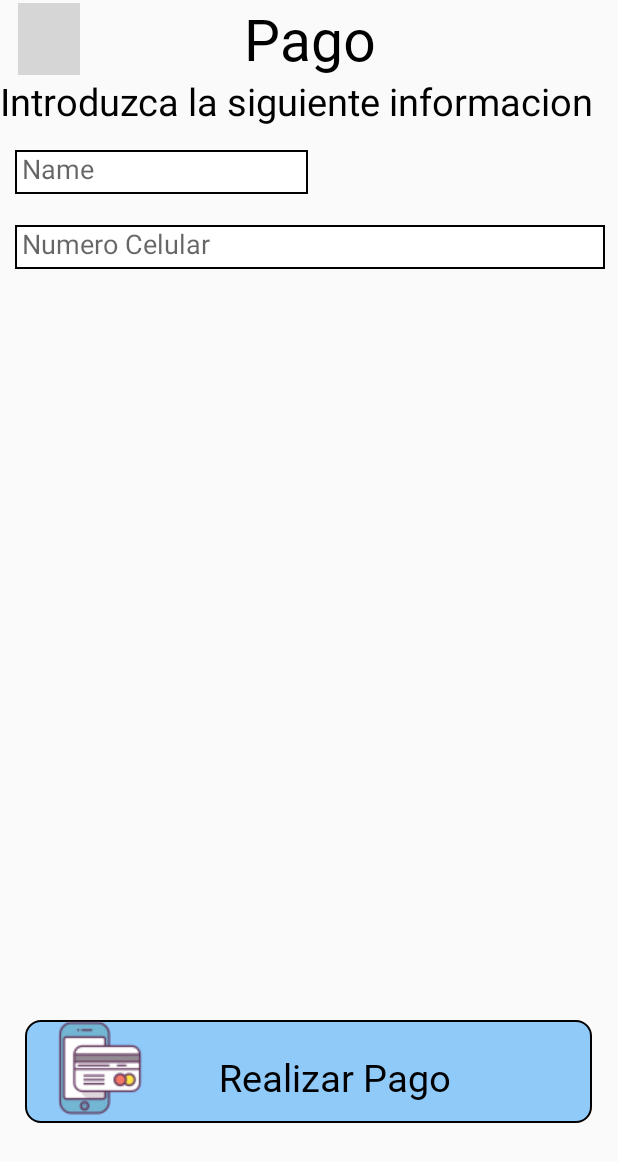
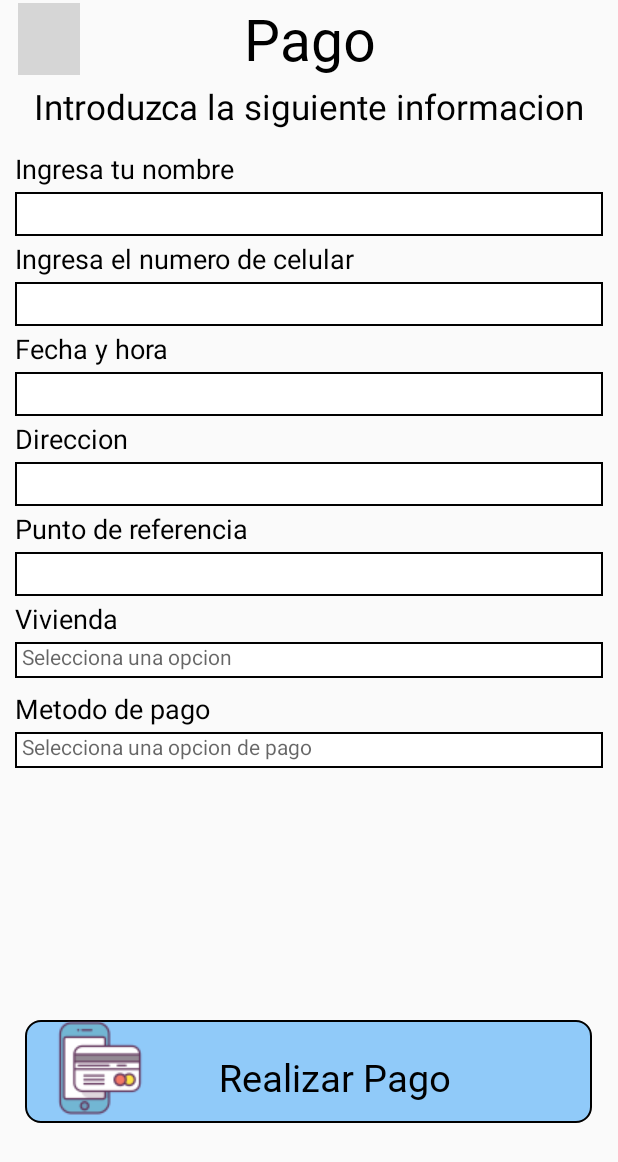
Before and after one commit to Brayanpv28/appFastFoodF, an Android app built with Jetpack Compose: the PagoInterfaz screen opened directly, with no data from a screen before it, on a phone screen of 412 x 824 dp. Shown: the top 1162 px of the screen. Run offline under Robolectric (Android 15) with nearby library versions, the phone set to English and light mode, and no system bars; grey boxes are pictures that could not be loaded.

```diff
--- a/app/src/main/res/layout/payment.xml
+++ b/app/src/main/res/layout/payment.xml
@@ -10,7 +10,7 @@
         android:layout_height="602dp"
         android:layout_alignParentBottom="true"
         android:layout_marginTop="40dp"
-        android:layout_marginBottom="17dp">
+        android:layout_marginBottom="20dp">
 
     </View>
 
@@ -38,32 +38,157 @@
     <TextView
         android:layout_width="match_parent"
         android:layout_height="wrap_content"
-        android:layout_marginTop="50dp"
+        android:layout_marginTop="55dp"
         android:text="Introduzca la siguiente informacion"
+
         android:textColor="@color/black"
-        android:textSize="25dp"/>
+        android:textAlignment="center"
+        android:textSize="23dp"/>
+
+    <TextView
+    android:layout_width="390dp"
+    android:layout_height="wrap_content"
+    android:layout_marginTop="100dp"
+    android:text="Ingresa tu nombre"
+    android:textColor="@color/black"
+    android:textAlignment="textStart"
+    android:layout_marginStart="10dp"
+    android:textSize="18dp"/>
 
     <EditText
         android:id="@+id/txtNombre"
-        android:layout_width="195dp"
+        android:layout_width="match_parent"
         android:layout_height="wrap_content"
-        android:layout_marginTop="100dp"
+        android:layout_marginTop="128dp"
         android:layout_marginStart="10dp"
+        android:layout_marginEnd="10dp"
         android:background="@drawable/bordespago"
         android:ems="10"
-        android:inputType="text"
-        android:hint="Name" />
+        android:inputType="text"/>
+
+    <TextView
+        android:layout_width="390dp"
+        android:layout_height="wrap_content"
+        android:layout_marginTop="160dp"
+        android:text="Ingresa el numero de celular"
+        android:textColor="@color/black"
+        android:textAlignment="textStart"
+        android:layout_marginStart="10dp"
+        android:textSize="18dp"/>
 
     <EditText
         android:id="@+id/txtPhone"
-        android:layout_width="393dp"
+        android:layout_width="match_parent"
         android:layout_height="wrap_content"
-        android:layout_marginTop="150dp"
+        android:layout_marginTop="188dp"
         android:layout_marginStart="10dp"
+        android:layout_marginEnd="10dp"
         android:ems="10"
         android:background="@drawable/bordespago"
-        android:inputType="phone"
-        android:hint="Numero Celular"/>
+        android:inputType="phone" />
+
+    <TextView
+        android:layout_width="390dp"
+        android:layout_height="wrap_content"
+        android:layout_marginTop="220dp"
+        android:text="Fecha y hora"
+        android:textColor="@color/black"
+        android:textAlignment="textStart"
+        android:layout_marginStart="10dp"
+        android:textSize="18dp"/>
+
+    <EditText
+        android:id="@+id/FechayHora"
+        android:layout_width="match_parent"
+        android:layout_height="wrap_content"
+        android:layout_marginTop="248dp"
+        android:layout_marginStart="10dp"
+        android:layout_marginEnd="10dp"
+        android:ems="10"
+        android:background="@drawable/bordespago"
+        android:inputType="datetime"/>
+
+    <TextView
+        android:layout_width="390dp"
+        android:layout_height="wrap_content"
+        android:layout_marginTop="280dp"
+        android:text="Direccion"
+        android:textColor="@color/black"
+        android:textAlignment="textStart"
+        android:layout_marginStart="10dp"
+        android:textSize="18dp"/>
+
+    <EditText
+        android:id="@+id/txtDireccion"
+        android:layout_width="match_parent"
+        android:layout_height="wrap_content"
+        android:layout_marginTop="308dp"
+        android:layout_marginStart="10dp"
+        android:layout_marginEnd="10dp"
+        android:ems="10"
+        android:background="@drawable/bordespago"
+        android:inputType="textPostalAddress"/>
+
+    <TextView
+        android:layout_width="390dp"
+        android:layout_height="wrap_content"
+        android:layout_marginTop="340dp"
+        android:text="Punto de referencia"
+        android:textColor="@color/black"
+        android:textAlignment="textStart"
+        android:layout_marginStart="10dp"
+        android:textSize="18dp"/>
+
+    <EditText
+        android:id="@+id/txtReferencia"
+        android:layout_width="match_parent"
+        android:layout_height="wrap_content"
+        android:layout_marginTop="368dp"
+        android:layout_marginStart="10dp"
+        android:layout_marginEnd="10dp"
+        android:ems="10"
+        android:background="@drawable/bordespago"
+        android:inputType="text"/>
+
+    <TextView
+        android:layout_width="390dp"
+        android:layout_height="wrap_content"
+        android:layout_marginTop="400dp"
+        android:text="Vivienda"
+        android:textColor="@color/black"
+        android:textAlignment="textStart"
+        android:layout_marginStart="10dp"
+        android:textSize="18dp"/>
+
+    <TextView
+        android:layout_width="match_parent"
+        android:layout_height="wrap_content"
+        android:layout_marginTop="428dp"
+        android:layout_marginStart="10dp"
+        android:layout_marginEnd="10dp"
+        android:background="@drawable/bordespago"
+        android:entries="@array/opciones"
+        android:hint="Selecciona una opcion"/>
+
+    <TextView
+        android:layout_width="390dp"
+        android:layout_height="wrap_content"
+        android:layout_marginTop="460dp"
+        android:text="Metodo de pago"
+        android:textColor="@color/black"
+        android:textAlignment="textStart"
+        android:layout_marginStart="10dp"
+        android:textSize="18dp"/>
+
+    <TextView
+        android:layout_width="match_parent"
+        android:layout_height="wrap_content"
+        android:layout_marginTop="488dp"
+        android:layout_marginStart="10dp"
+        android:layout_marginEnd="10dp"
+        android:background="@drawable/bordespago"
+        android:entries="@array/pago"
+        android:hint="Selecciona una opcion de pago"/>
 
     <ImageButton
         android:id="@+id/pagoyButton"
--- /dev/null
+++ b/app/src/main/res/values/dimens.xml
@@ -0,0 +1,10 @@
+<?xml version="1.0" encoding="utf-8"?>
+<resources>
+    <!-- Dimensiones para teléfonos pequeños -->
+    <dimen name="margen_lateral">16dp</dimen>
+    <dimen name="texto_grande">24sp</dimen>
+
+    <!-- Dimensiones para teléfonos grandes o tabletas -->
+    <dimen name="margen_lateral_large">32dp</dimen>
+    <dimen name="texto_grande_large">32sp</dimen>
+</resources>
--- a/app/src/main/res/values/strings.xml
+++ b/app/src/main/res/values/strings.xml
@@ -1,3 +1,12 @@
 <resources>
     <string name="app_name">appFastFood</string>
+    <string-array name="opciones">
+        <item>Casa</item>
+        <item>Departamento</item>
+    </string-array>
+
+    <string-array name="pago">
+        <item>Efectivo</item>
+        <item>Transferencia</item>
+    </string-array>
 </resources>
```
